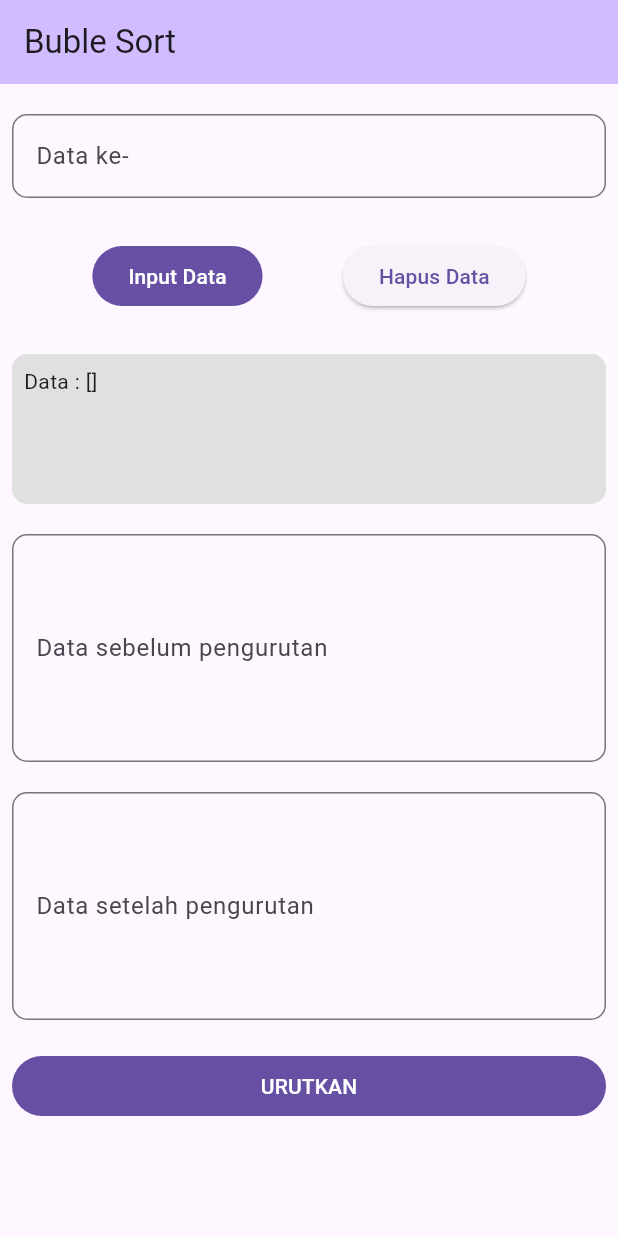
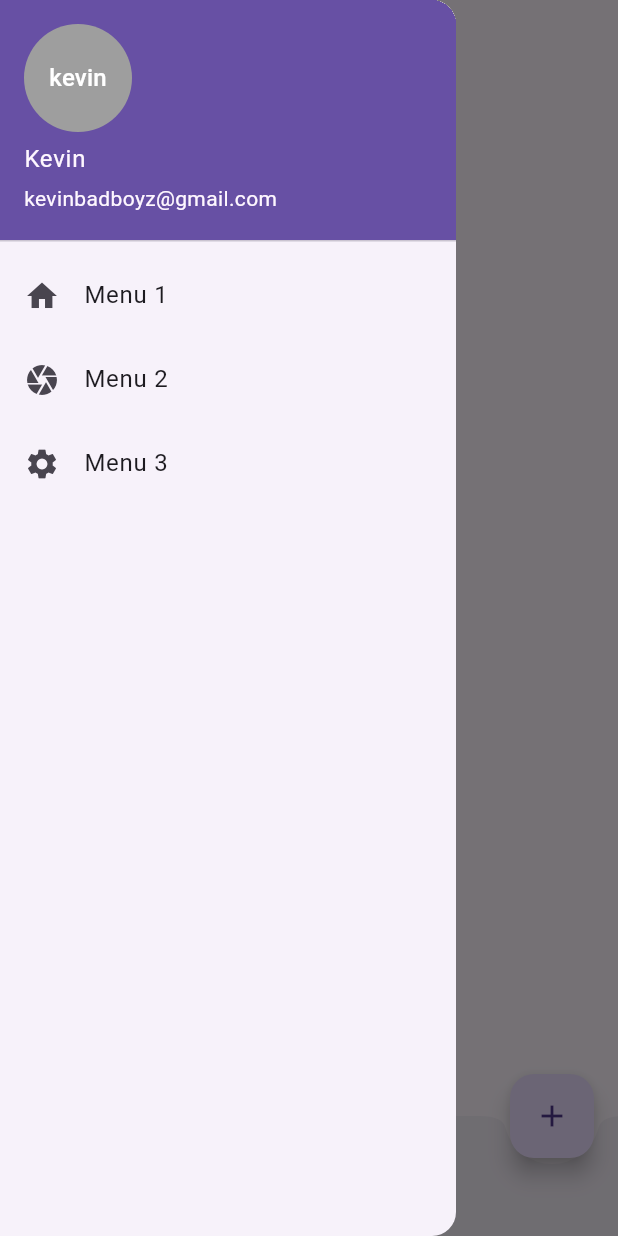
Before and after one commit to jflunarko/flutter-basic, a Flutter app: the screen it shows after launch, with the side drawer open (before the commit the screen has no drawer), on a phone screen of 412 x 824 dp. Run offline on Flutter 3.47's test engine with Material 3 defaults, Android fonts, the phone set to English and light mode, and no system bars.

Commit message:
add scaffold practice

```diff
--- /dev/null
+++ b/lib/ScaffoldTest.dart
@@ -0,0 +1,64 @@
+import 'package:flutter/material.dart';
+
+class Scaffoldtest extends StatelessWidget {
+  const Scaffoldtest({super.key});
+
+  @override
+  Widget build(BuildContext context) {
+    return Scaffold(
+      appBar: AppBar(
+        title: Text('Latihan 04'),
+      ),
+      body: Center(
+        child: Text('Latihan Pemrograman Mobile'),
+      ),
+      // Membuat BottomNavigationBar
+      bottomNavigationBar: BottomAppBar(
+        shape: const CircularNotchedRectangle(),
+        child: Container(
+          height: 50,
+        ),
+      ),
+      // Membuat floatingActionButton
+      floatingActionButton: FloatingActionButton(
+        child: Icon(Icons.add),
+        tooltip: 'Increment data',
+        onPressed: () {},
+      ),
+      // Membuat lokasi dari floatingActionButton dengan floatingActionButtonLocation
+      floatingActionButtonLocation: FloatingActionButtonLocation.endDocked,
+      // Membuat drawer
+      drawer: Drawer(
+        child: Column(
+          children: [
+            // Membuat kepala dari Drawer
+            UserAccountsDrawerHeader(
+              accountName: Text('Kevin'),
+              accountEmail: Text('kevinbadboyz@gmail.com'),
+              currentAccountPicture: CircleAvatar(
+                backgroundColor: Colors.grey,
+                child: Text(
+                  'kevin',
+                  style: TextStyle(color: Colors.white),
+                ),
+              ),
+            ),
+            // Membuat item dari menu drawer dengan ListTile
+            ListTile(
+              title: Text('Menu 1'),
+              leading: Icon(Icons.home),
+            ),
+            ListTile(
+              title: Text('Menu 2'),
+              leading: Icon(Icons.camera),
+            ),
+            ListTile(
+              title: Text('Menu 3'),
+              leading: Icon(Icons.settings),
+            ),
+          ],
+        ),
+      ),
+    );
+  }
+}
--- a/lib/main.dart
+++ b/lib/main.dart
@@ -1,4 +1,5 @@
 import 'package:flutter/material.dart';
+import 'package:flutter_00/ScaffoldTest.dart';
 import 'package:flutter_00/bubblesort.dart';
 import 'package:flutter_00/login.dart';
 import 'package:flutter_00/product_sort.dart';
@@ -16,7 +17,7 @@ class MyApp extends StatelessWidget {
     return MaterialApp(
       debugShowCheckedModeBanner: false,
 
-      home: BubleSortPage(),
+      home: Scaffoldtest(),
     );
   }
 }
```
